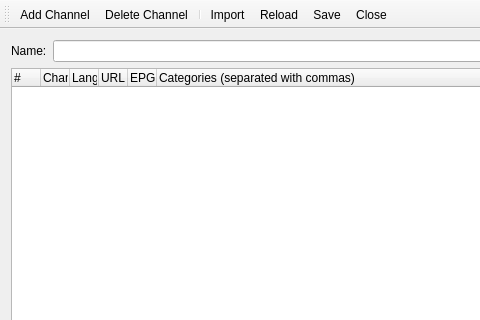
First picture: the form in src/ui/EditPlaylist.ui, repository ntadej/tano, before the edit; both pictures show x 0 to 480 and y 0 to 320 of the 800 by 600 pixel window.
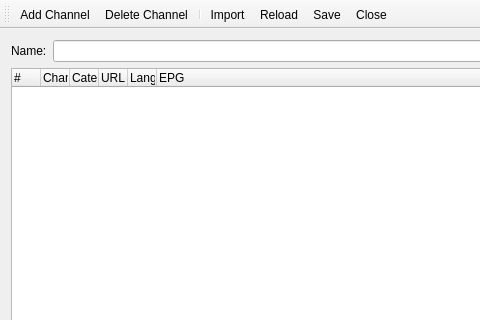
Second picture: the form after the edit. Icons and pictures are not drawn.

Commit message: New playlist model: search, categories - now finished

What changed in the file:
```diff
--- a/src/ui/EditPlaylist.ui
+++ b/src/ui/EditPlaylist.ui
@@ -59,7 +59,7 @@
       </column>
       <column>
        <property name="text">
-        <string>Language</string>
+        <string>Categories (separated with commas)</string>
        </property>
       </column>
       <column>
@@ -67,16 +67,16 @@
         <string>URL</string>
        </property>
       </column>
+      <column>
+       <property name="text">
+        <string>Language</string>
+       </property>
+      </column>
       <column>
        <property name="text">
         <string>EPG</string>
        </property>
       </column>
-      <column>
-       <property name="text">
-        <string>Categories (separated with commas)</string>
-       </property>
-      </column>
      </widget>
     </item>
    </layout>
```
The commit also changes 14 other files.
